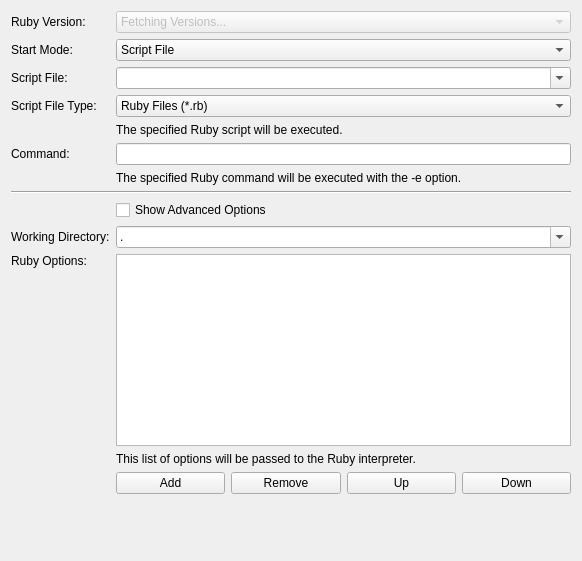
Before: the Qt Designer form src/brickv/plugin_system/plugins/red/ui/program_page_ruby.ui in Tinkerforge/brickv, drawn with Qt 5.
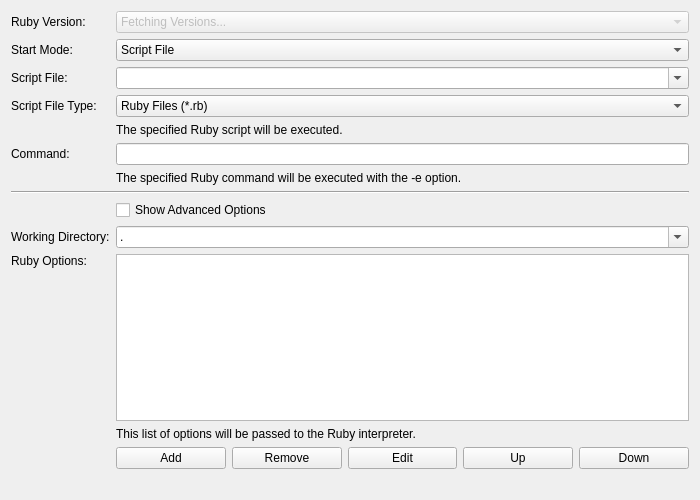
After: the same form once the commit is applied. Custom widgets are drawn as their Qt base class.

Commit message: red: Add edit buttons to program wizard list editors

```diff
--- a/src/brickv/plugin_system/plugins/red/ui/program_page_ruby.ui
+++ b/src/brickv/plugin_system/plugins/red/ui/program_page_ruby.ui
@@ -6,8 +6,8 @@
    <rect>
     <x>0</x>
     <y>0</y>
-    <width>582</width>
-    <height>561</height>
+    <width>700</width>
+    <height>500</height>
    </rect>
   </property>
   <property name="windowTitle">
@@ -26,7 +26,7 @@
        </property>
       </widget>
      </item>
-     <item row="0" column="1" colspan="4">
+     <item row="0" column="1" colspan="5">
       <widget class="QComboBox" name="combo_version">
        <property name="enabled">
         <bool>false</bool>
@@ -54,7 +54,7 @@
        </property>
       </widget>
      </item>
-     <item row="1" column="1" colspan="4">
+     <item row="1" column="1" colspan="5">
       <widget class="QComboBox" name="combo_start_mode">
        <item>
         <property name="text">
@@ -78,7 +78,7 @@
        </property>
       </widget>
      </item>
-     <item row="2" column="1" colspan="4">
+     <item row="2" column="1" colspan="5">
       <widget class="QComboBox" name="combo_script_file">
        <property name="editable">
         <bool>true</bool>
@@ -88,7 +88,7 @@
        </property>
       </widget>
      </item>
-     <item row="4" column="1" colspan="4">
+     <item row="4" column="1" colspan="5">
       <widget class="QLabel" name="label_script_file_help">
        <property name="text">
         <string>The specified Ruby script will be executed.</string>
@@ -108,10 +108,10 @@
        </property>
       </widget>
      </item>
-     <item row="5" column="1" colspan="4">
+     <item row="5" column="1" colspan="5">
       <widget class="QLineEdit" name="edit_command"/>
      </item>
-     <item row="6" column="1" colspan="4">
+     <item row="6" column="1" colspan="5">
       <widget class="QLabel" name="label_command_help">
        <property name="text">
         <string>The specified Ruby command will be executed with the -e option.</string>
@@ -121,7 +121,7 @@
        </property>
       </widget>
      </item>
-     <item row="8" column="1" colspan="4">
+     <item row="8" column="1" colspan="5">
       <widget class="QCheckBox" name="check_show_advanced_options">
        <property name="text">
         <string>Show Advanced Options</string>
@@ -138,7 +138,7 @@
        </property>
       </widget>
      </item>
-     <item row="9" column="1" colspan="4">
+     <item row="9" column="1" colspan="5">
       <widget class="QComboBox" name="combo_working_directory">
        <property name="editable">
         <bool>true</bool>
@@ -166,10 +166,10 @@
        </property>
       </widget>
      </item>
-     <item row="10" column="1" colspan="4">
+     <item row="10" column="1" colspan="5">
       <widget class="ExpandingListWidget" name="list_options"/>
      </item>
-     <item row="11" column="1" colspan="4">
+     <item row="11" column="1" colspan="5">
       <widget class="QLabel" name="label_options_help">
        <property name="text">
         <string>This list of options will be passed to the Ruby interpreter.</string>
@@ -193,28 +193,28 @@
        </property>
       </widget>
      </item>
-     <item row="12" column="3">
+     <item row="12" column="4">
       <widget class="QPushButton" name="button_up_option">
        <property name="text">
         <string>Up</string>
        </property>
       </widget>
      </item>
-     <item row="12" column="4">
+     <item row="12" column="5">
       <widget class="QPushButton" name="button_down_option">
        <property name="text">
         <string>Down</string>
        </property>
       </widget>
      </item>
-     <item row="7" column="0" colspan="5">
+     <item row="7" column="0" colspan="6">
       <widget class="Line" name="line">
        <property name="orientation">
         <enum>Qt::Horizontal</enum>
        </property>
       </widget>
      </item>
-     <item row="3" column="1" colspan="4">
+     <item row="3" column="1" colspan="5">
       <widget class="QComboBox" name="combo_script_file_type">
        <property name="currentIndex">
         <number>1</number>
@@ -241,7 +241,7 @@
        </property>
       </widget>
      </item>
-     <item row="13" column="1" colspan="4">
+     <item row="13" column="1" colspan="5">
       <widget class="QLabel" name="label_spacer">
        <property name="sizePolicy">
         <sizepolicy hsizetype="Preferred" vsizetype="Preferred">
@@ -254,6 +254,13 @@
        </property>
       </widget>
      </item>
+     <item row="12" column="3">
+      <widget class="QPushButton" name="button_edit_option">
+       <property name="text">
+        <string>Edit</string>
+       </property>
+      </widget>
+     </item>
     </layout>
    </item>
   </layout>
```
Left out of the diff: 1 changed line with no effect on the pictures. The commit also changes 27 other files.
